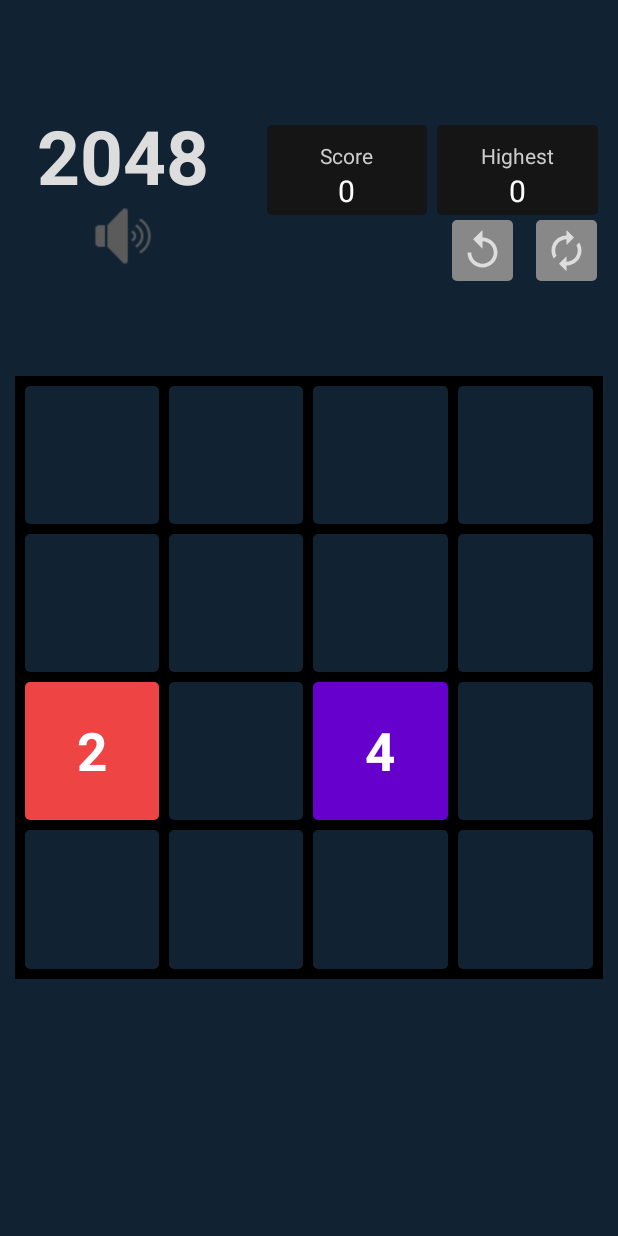
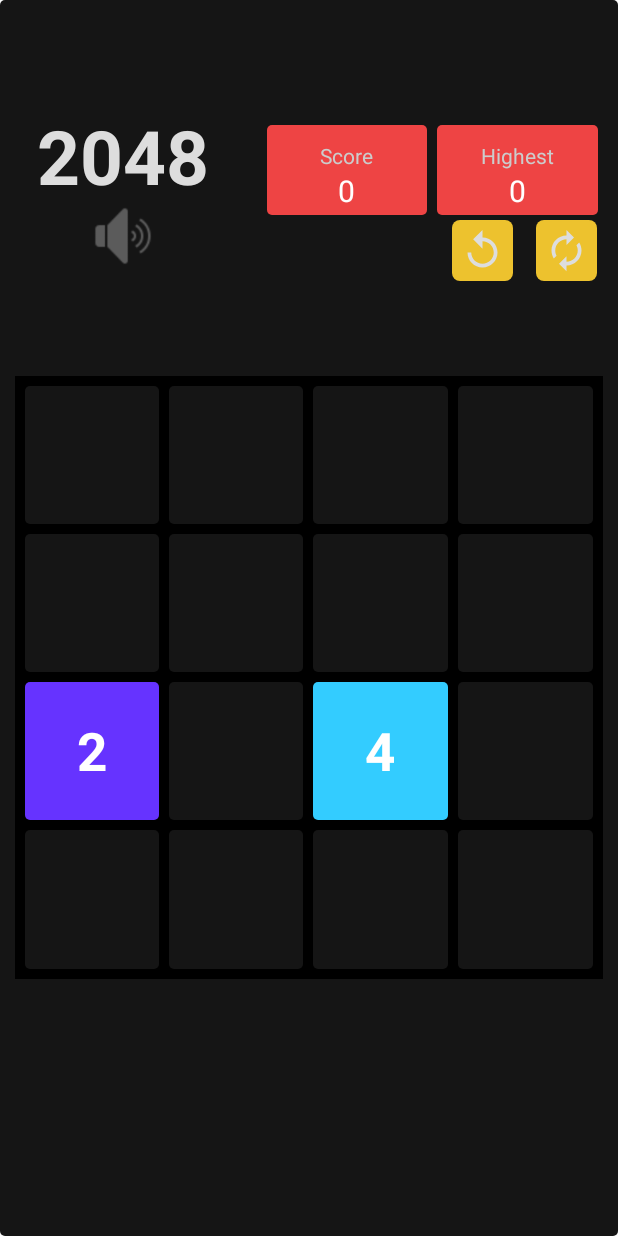
Before and after one commit to phamminhquoccodinggithub/MobileProgramming, an Android app: the play2048 screen opened directly, with no data from a screen before it, on a phone screen of 412 x 824 dp. Run offline under Robolectric (Android 15) with nearby library versions, the phone set to English and light mode, and no system bars.

Commit message:
change color

```diff
--- a/app/src/main/java/com/example/game2048/play2048.java
+++ b/app/src/main/java/com/example/game2048/play2048.java
@@ -333,20 +333,20 @@ public class play2048 extends Activity {
     }
     public int getBackground(int n)
     {
-        if(n==0) return R.drawable.box0;
+        if(n==0) return R.drawable.boxscores;
         switch (n%2048)
         {
-            case 2: return R.drawable.box2;
-            case 4: return R.drawable.box4;
-            case 8: return R.drawable.box8;
-            case 16: return R.drawable.box16;
-            case 32: return R.drawable.box32;
-            case 64: return R.drawable.box64;
-            case 128: return R.drawable.box128;
-            case 256: return R.drawable.box256;
-            case 512: return R.drawable.box512;
-            case 1024: return R.drawable.box1024;
-            case 0: return R.drawable.box2048;
+            case 2: return R.drawable.box1024;
+            case 4: return R.drawable.box256;
+            case 8: return R.drawable.cell_rectangle_8;
+            case 16: return R.drawable.cell_rectangle_16;
+            case 32: return R.drawable.cell_rectangle_32;
+            case 64: return R.drawable.cell_rectangle_64;
+            case 128: return R.drawable.cell_rectangle_128;
+            case 256: return R.drawable.cell_rectangle_256;
+            case 512: return R.drawable.cell_rectangle_512;
+            case 1024: return R.drawable.cell_rectangle_1024;
+            case 2048: return R.drawable.cell_rectangle_2048;
         }
         return 0;
     }
@@ -555,8 +555,8 @@ public class play2048 extends Activity {
             if(Integer.valueOf(database.getDiemcao2048(this)) < scores){
                 database.setDiemcao2048(scores);
             }
-            database.close();
-            database = new Database(this);
+//            database.close();
+//            database = new Database(this);
             diemcao.setText("Best "+database.getDiemcao2048(this));
             database.close();
             menu.setOnClickListener(new View.OnClickListener() {
--- /dev/null
+++ b/app/src/main/res/drawable-v24/cell_rectangle_1024.xml
@@ -0,0 +1,12 @@
+<?xml version="1.0" encoding="utf-8"?>
+
+<shape xmlns:android="http://schemas.android.com/apk/res/android"
+    android:shape="rectangle" android:padding = "10dp">
+    <solid android:color="#edc53f"/>
+
+    <corners
+        android:bottomRightRadius="5dp"
+        android:bottomLeftRadius="5dp"
+        android:topLeftRadius="5dp"
+        android:topRightRadius="5dp"/>
+</shape>
--- /dev/null
+++ b/app/src/main/res/drawable-v24/cell_rectangle_128.xml
@@ -0,0 +1,11 @@
+<?xml version="1.0" encoding="utf-8"?>
+
+<shape xmlns:android="http://schemas.android.com/apk/res/android"
+    android:shape="rectangle" android:padding = "10dp">
+    <solid android:color="#edcf72"/>
+    <corners
+        android:bottomRightRadius="5dp"
+        android:bottomLeftRadius="5dp"
+        android:topLeftRadius="5dp"
+        android:topRightRadius="5dp"/>
+</shape>
--- /dev/null
+++ b/app/src/main/res/drawable-v24/cell_rectangle_16.xml
@@ -0,0 +1,11 @@
+<?xml version="1.0" encoding="utf-8"?>
+
+<shape xmlns:android="http://schemas.android.com/apk/res/android"
+    android:shape="rectangle" android:padding = "10dp">
+    <solid android:color="#f59563"/>
+    <corners
+        android:bottomRightRadius="5dp"
+        android:bottomLeftRadius="5dp"
+        android:topLeftRadius="5dp"
+        android:topRightRadius="5dp"/>
+</shape>
--- /dev/null
+++ b/app/src/main/res/drawable-v24/cell_rectangle_2048.xml
@@ -0,0 +1,12 @@
+<?xml version="1.0" encoding="utf-8"?>
+
+<shape xmlns:android="http://schemas.android.com/apk/res/android"
+    android:shape="rectangle" android:padding = "10dp">
+    <solid android:color="#edc22e"/>
+
+    <corners
+        android:bottomRightRadius="5dp"
+        android:bottomLeftRadius="5dp"
+        android:topLeftRadius="5dp"
+        android:topRightRadius="5dp"/>
+</shape>
--- /dev/null
+++ b/app/src/main/res/drawable-v24/cell_rectangle_256.xml
@@ -0,0 +1,12 @@
+<?xml version="1.0" encoding="utf-8"?>
+
+<shape xmlns:android="http://schemas.android.com/apk/res/android"
+    android:shape="rectangle" android:padding = "10dp">
+    <solid android:color="#edcc61"/>
+
+    <corners
+        android:bottomRightRadius="5dp"
+        android:bottomLeftRadius="5dp"
+        android:topLeftRadius="5dp"
+        android:topRightRadius="5dp"/>
+</shape>
--- /dev/null
+++ b/app/src/main/res/drawable-v24/cell_rectangle_32.xml
@@ -0,0 +1,11 @@
+<?xml version="1.0" encoding="utf-8"?>
+
+<shape xmlns:android="http://schemas.android.com/apk/res/android"
+    android:shape="rectangle" android:padding = "10dp">
+    <solid android:color="#f67c5f"/>
+    <corners
+        android:bottomRightRadius="5dp"
+        android:bottomLeftRadius="5dp"
+        android:topLeftRadius="5dp"
+        android:topRightRadius="5dp"/>
+</shape>
--- /dev/null
+++ b/app/src/main/res/drawable-v24/cell_rectangle_512.xml
@@ -0,0 +1,12 @@
+<?xml version="1.0" encoding="utf-8"?>
+
+<shape xmlns:android="http://schemas.android.com/apk/res/android"
+    android:shape="rectangle" android:padding = "10dp">
+    <solid android:color="#edc850"/>
+
+    <corners
+        android:bottomRightRadius="5dp"
+        android:bottomLeftRadius="5dp"
+        android:topLeftRadius="5dp"
+        android:topRightRadius="5dp"/>
+</shape>
--- /dev/null
+++ b/app/src/main/res/drawable-v24/cell_rectangle_64.xml
@@ -0,0 +1,11 @@
+<?xml version="1.0" encoding="utf-8"?>
+
+<shape xmlns:android="http://schemas.android.com/apk/res/android"
+    android:shape="rectangle" android:padding = "10dp">
+    <solid android:color="#f65e3b"/>
+    <corners
+        android:bottomRightRadius="5dp"
+        android:bottomLeftRadius="5dp"
+        android:topLeftRadius="5dp"
+        android:topRightRadius="5dp"/>
+</shape>
--- /dev/null
+++ b/app/src/main/res/drawable-v24/cell_rectangle_8.xml
@@ -0,0 +1,11 @@
+<?xml version="1.0" encoding="utf-8"?>
+
+<shape xmlns:android="http://schemas.android.com/apk/res/android"
+    android:shape="rectangle" android:padding = "10dp">
+    <solid android:color="#f2b179"/>
+    <corners
+        android:bottomRightRadius="5dp"
+        android:bottomLeftRadius="5dp"
+        android:topLeftRadius="5dp"
+        android:topRightRadius="5dp"/>
+</shape>
--- /dev/null
+++ b/app/src/main/res/drawable-v24/cell_rectangle_8192.xml
@@ -0,0 +1,14 @@
+<?xml version="1.0" encoding="utf-8"?>
+<shape xmlns:android="http://schemas.android.com/apk/res/android"
+    android:padding="10dp"
+    android:shape="rectangle" >
+
+    <solid android:color="#edc22e" />
+
+    <corners
+        android:bottomLeftRadius="5dp"
+        android:bottomRightRadius="5dp"
+        android:topLeftRadius="5dp"
+        android:topRightRadius="5dp" />
+
+</shape>
--- a/app/src/main/res/drawable/newgame.xml
+++ /dev/null
@@ -1,17 +0,0 @@
-<?xml version="1.0" encoding="utf-8"?>
-<shape
-xmlns:android="http://schemas.android.com/apk/res/android"
-android:shape="rectangle">
-
-<!-- Set màu nền-->
-<solid
-    android:color="#888" >
-</solid>
-
-<!-- đặt thuộc tính màu và độ rộng của đường viền -->
-<!-- và đây là bán kính đường tròn ở 4 góc -->
-<corners
-    android:radius="3dp" >
-</corners>
-
-</shape>
--- a/app/src/main/res/layout/activity_main.xml
+++ b/app/src/main/res/layout/activity_main.xml
@@ -5,7 +5,7 @@
     android:layout_width="match_parent"
     android:layout_height="match_parent"
     android:orientation="vertical"
-    android:background="@color/colorPrimary"
+    android:background="@drawable/boxscores"
     android:gravity="center"
     tools:context=".MainActivity">
 
--- a/app/src/main/res/layout/activity_play2048.xml
+++ b/app/src/main/res/layout/activity_play2048.xml
@@ -4,7 +4,7 @@
     xmlns:tools="http://schemas.android.com/tools"
     android:layout_width="match_parent"
     android:gravity="center"
-    android:background="#123"
+    android:background="@drawable/boxscores"
     android:weightSum="100"
     android:orientation="vertical"
     android:layout_height="match_parent"
@@ -57,7 +57,7 @@
                     android:layout_height="60dp"
                     android:orientation="vertical"
                     android:weightSum="2"
-                    android:background="@drawable/boxscores">
+                    android:background="@drawable/box2">
                     <LinearLayout
                         android:gravity="center|bottom"
                         android:layout_width="match_parent"
@@ -92,7 +92,7 @@
                     android:layout_height="60dp"
                     android:orientation="vertical"
                     android:weightSum="2"
-                    android:background="@drawable/boxscores">
+                    android:background="@drawable/box2">
                     <LinearLayout
                         android:gravity="center|bottom"
                         android:layout_width="match_parent"
@@ -127,7 +127,7 @@
                 <RelativeLayout
                     android:padding="5dp"
                     android:layout_marginRight="15dp"
-                    android:background="@drawable/newgame"
+                    android:background="@drawable/cell_rectangle_8192"
                     android:layout_width="wrap_content"
                     android:layout_height="wrap_content">
 
@@ -140,7 +140,7 @@
                 </RelativeLayout>
                 <LinearLayout
                     android:padding="5dp"
-                    android:background="@drawable/newgame"
+                    android:background="@drawable/cell_rectangle_8192"
                     android:layout_width="wrap_content"
                     android:layout_height="wrap_content">
                     <Button
@@ -267,15 +267,16 @@
                     android:layout_width="match_parent"
                     android:layout_height="match_parent"
                     android:src="@drawable/box32"/>
+
                 <TextView
-                    android:textStyle="bold"
-                    android:text="32"
                     android:id="@+id/text21"
                     android:layout_width="match_parent"
                     android:layout_height="match_parent"
                     android:gravity="center"
+                    android:text="32"
                     android:textColor="#fff"
-                    android:textSize="35dp"/>
+                    android:textSize="35dp"
+                    android:textStyle="bold" />
             </RelativeLayout>
             <RelativeLayout
                 android:layout_margin="3dp"
@@ -353,15 +354,16 @@
                     android:layout_width="match_parent"
                     android:layout_height="match_parent"
                     android:src="@drawable/box256"/>
+
                 <TextView
-                    android:textStyle="bold"
-                    android:text="256"
                     android:id="@+id/text31"
                     android:layout_width="match_parent"
                     android:layout_height="match_parent"
                     android:gravity="center"
+                    android:text="256"
                     android:textColor="#fff"
-                    android:textSize="35dp"/>
+                    android:textSize="35dp"
+                    android:textStyle="bold" />
             </RelativeLayout>
             <RelativeLayout
                 android:layout_margin="3dp"
```
